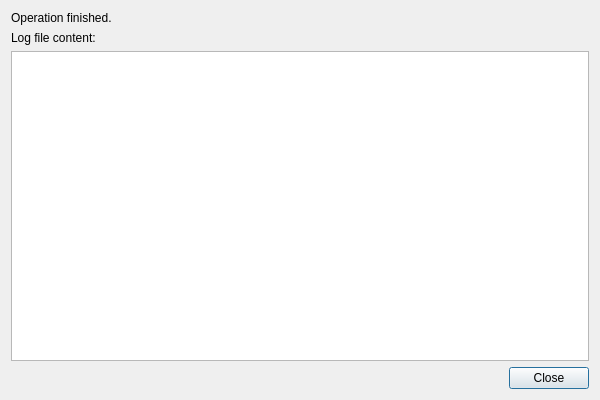
This is src/LogDialog.ui in flowexpert/charon as Qt 5 draws it before an edit. The edited form follows.
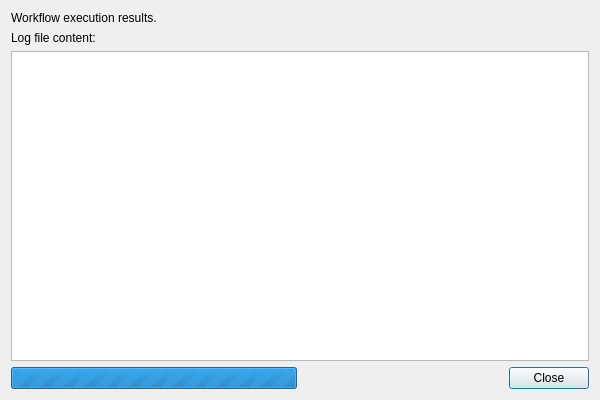
This is the edited form.

Commit message: Workflow is now executed in separate thread, Log Dialog will show progress during execution

```diff
--- a/src/LogDialog.ui
+++ b/src/LogDialog.ui
@@ -13,6 +13,8 @@
   <property name="windowTitle">
    <string>Result information</string>
   </property>
+  <layout class="QVBoxLayout" name="verticalLayout_2">
+   <item>
   <layout class="QVBoxLayout" name="verticalLayout">
    <item>
     <widget class="QLabel" name="infoLabel">
@@ -23,7 +25,7 @@
       </font>
      </property>
      <property name="text">
-      <string>Operation finished.</string>
+        <string>Workflow execution results.</string>
      </property>
     </widget>
    </item>
@@ -54,7 +56,28 @@
     </widget>
    </item>
    <item>
+      <layout class="QHBoxLayout" name="horizontalLayout">
+       <item>
+        <widget class="QProgressBar" name="progressBar">
+         <property name="maximum">
+          <number>0</number>
+         </property>
+         <property name="value">
+          <number>-1</number>
+         </property>
+         <property name="textVisible">
+          <bool>false</bool>
+         </property>
+        </widget>
+       </item>
+       <item>
     <widget class="QDialogButtonBox" name="buttonBox">
+         <property name="sizePolicy">
+          <sizepolicy hsizetype="Minimum" vsizetype="Fixed">
+           <horstretch>0</horstretch>
+           <verstretch>0</verstretch>
+          </sizepolicy>
+         </property>
      <property name="orientation">
       <enum>Qt::Horizontal</enum>
      </property>
@@ -62,6 +85,10 @@
       <set>QDialogButtonBox::Close</set>
      </property>
     </widget>
+       </item>
+      </layout>
+     </item>
+    </layout>
    </item>
   </layout>
  </widget>
```
Lines whose indentation alone changed are shown as unchanged. The commit also changes 2 other files.
